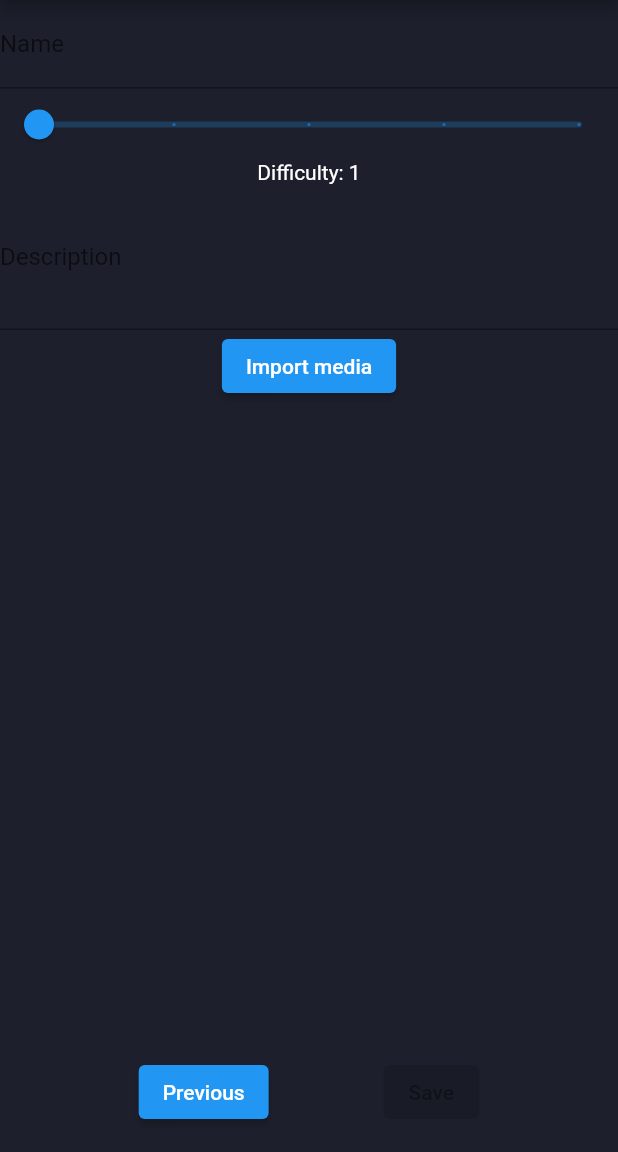
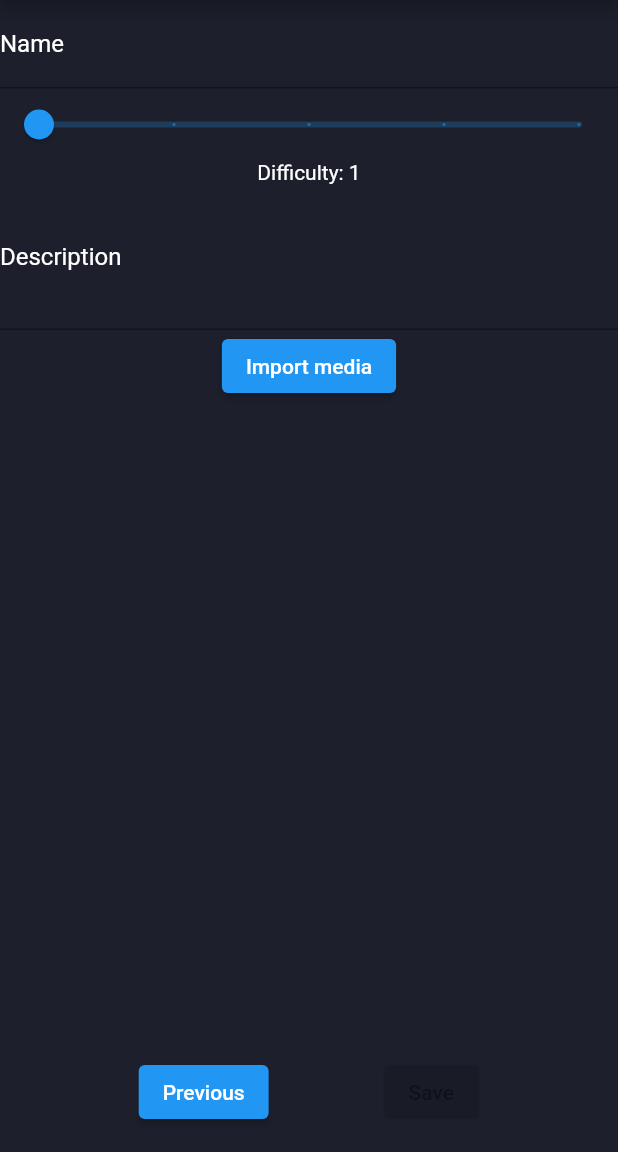
Before and after one commit to trungtran9/Flutter-Breaking-Note, a Flutter app: the MoveFormPage screen opened directly with empty values, swiped to page 2, on a phone screen of 412 x 824 dp, the part 84-1236 px from its top. Run offline on Flutter 3.47's test engine with Material 2 defaults, Android fonts, the phone set to English and light mode, and no system bars; our stand-ins replace firebase_core, image_picker, shared_preferences, video_player; missing offline and left inert: video_trimmer; accounts and stored records are empty.

Commit message:
fix color

```diff
--- a/lib/screens/move.dart
+++ b/lib/screens/move.dart
@@ -122,7 +122,7 @@ class _MovesTabState extends State<MovesTab> {
                             move.name,
                             style: const TextStyle(
                               fontSize: 18, // Increase font size for move name
-                              color: Colors.white,
+                              color: Colors.black,
                             ),
                           ),
                           const SizedBox(height: 8),
@@ -130,7 +130,7 @@ class _MovesTabState extends State<MovesTab> {
                             "Difficulty: ${move.difficulty}",
                             style: const TextStyle(
                               fontSize: 14, // Increase font size for difficulty
-                              color: Colors.white,
+                              color: Colors.black,
                             ),
                           ),
                           PopupMenuButton<String>(
@@ -141,6 +141,7 @@ class _MovesTabState extends State<MovesTab> {
                                 _deleteMove(move);
                               }
                             },
+                            color: Colors.white,
                             itemBuilder: (BuildContext context) {
                               return ['Edit', 'Delete'].map((String choice) {
                                 return PopupMenuItem<String>(
--- a/lib/screens/move_detail.dart
+++ b/lib/screens/move_detail.dart
@@ -117,7 +117,12 @@ class MoveDetailStepState extends State<MoveDetailStep> {
           children: [
             TextFormField(
                 controller: _nameController,
-                decoration: const InputDecoration(labelText: "Name"),
+                decoration: const InputDecoration(
+                    labelText: "Name",
+                    labelStyle: TextStyle(color: Colors.white)),
+                style: const TextStyle(
+                  color: Colors.white,
+                ),
                 onChanged: (value) {
                   final updateName = value;
                   widget.onChanged(updateName, widget.description,
@@ -144,8 +149,14 @@ class MoveDetailStepState extends State<MoveDetailStep> {
             ),
             Text('Difficulty: ${widget.difficulty.toStringAsFixed(0)}'),
             TextField(
-              decoration: const InputDecoration(labelText: "Description"),
+              decoration: const InputDecoration(
+                  labelText: "Description",
+                  labelStyle: TextStyle(color: Colors.white),
+                  focusColor: Colors.lightGreen),
               maxLines: 3,
+              style: const TextStyle(
+                color: Colors.white,
+              ),
               onChanged: (value) {
                 final updateDescription = value;
                 widget.onChanged(widget.name, updateDescription,
--- a/lib/screens/video_trimming.dart
+++ b/lib/screens/video_trimming.dart
@@ -60,7 +60,7 @@ class _TrimmerViewState extends State<TrimmerView> {
       body: Builder(
         builder: (context) => Center(
           child: Container(
-            padding: EdgeInsets.only(bottom: 30.0),
+            padding: const EdgeInsets.only(bottom: 30.0),
             color: Colors.black,
             child: Column(
               mainAxisAlignment: MainAxisAlignment.center,
@@ -85,7 +85,7 @@ class _TrimmerViewState extends State<TrimmerView> {
                             Navigator.pop(context, outputPath);
                           });
                         },
-                  child: Text("Save"),
+                  child: const Text("Save"),
                 ),
                 Expanded(
                   child: VideoViewer(trimmer: _trimmer),
--- a/pubspec.yaml
+++ b/pubspec.yaml
@@ -41,6 +41,7 @@ dependencies:
   intl: ^0.18.1
   shared_preferences: ^2.2.0
   firebase_core: ^2.17.0
+  video_trimmer: ^3.0.1
 
 dev_dependencies:
   flutter_test:
```
Also changed, not shown: pubspec.lock, 4 other files.
